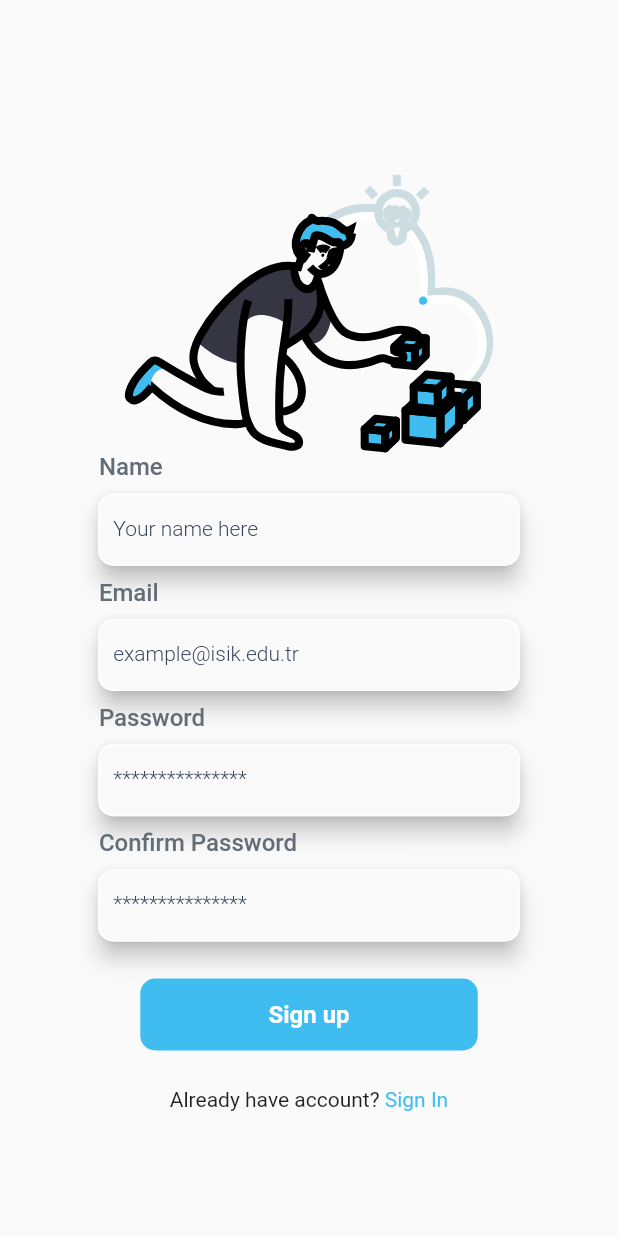
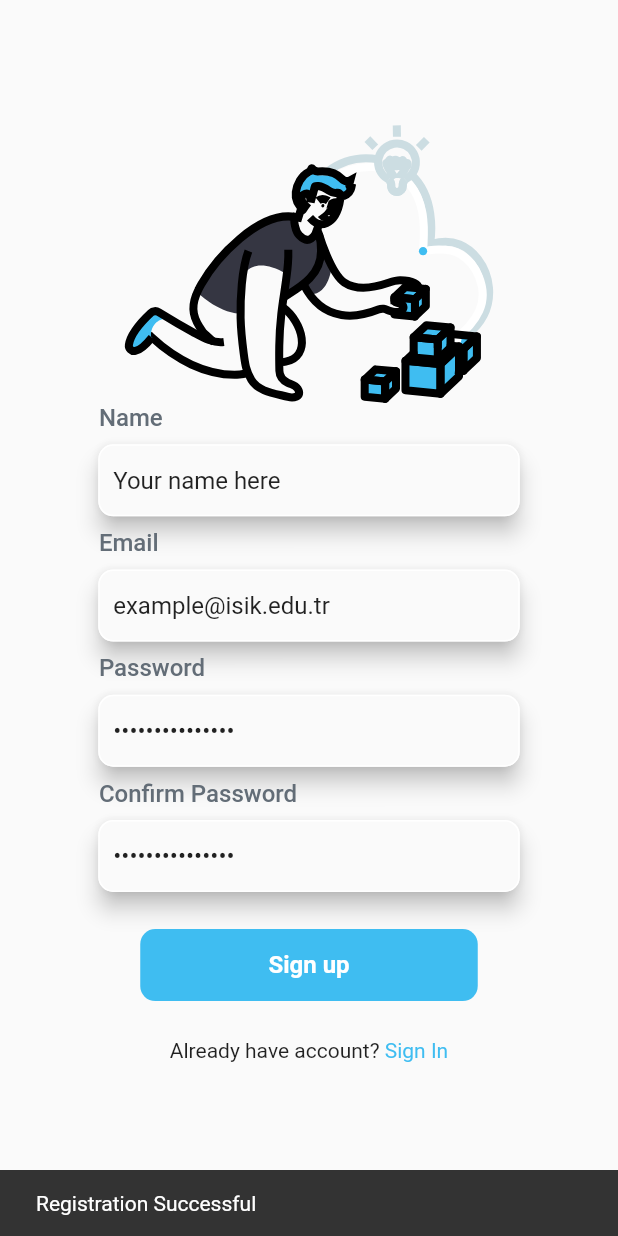
Before and after one commit to sercan45329/CampusGo, a Flutter app: the RegistrationPage screen opened by its route, after a tap on "Sign up", on a phone screen of 412 x 824 dp. Run offline on Flutter 3.47's test engine with Material 2 defaults, Android fonts, the phone set to English and light mode, and no system bars; our stand-ins replace cloud_firestore, firebase_auth, firebase_core, flutter_svg; accounts and stored records are empty; network calls fail.

Commit message:
Registration works now

```diff
--- a/campus_go/lib/presentation/pages/login_page.dart
+++ b/campus_go/lib/presentation/pages/login_page.dart
@@ -54,8 +54,8 @@ class _LoginPageState extends State<LoginPage> {
             Padding(
                 padding: EdgeInsets.symmetric(
                     horizontal: context.screenWidth * 0.159),
-                child:
-                    textFormField('example@isik.edu.tr', mailTextController)),
+                child: textFormField(
+                    'example@isik.edu.tr', mailTextController, false)),
             myHeightSizedBox,
             Row(
               children: [
@@ -71,8 +71,8 @@ class _LoginPageState extends State<LoginPage> {
             Padding(
                 padding: EdgeInsets.symmetric(
                     horizontal: context.screenWidth * 0.159),
-                child:
-                    textFormField('***************', passwordTextController)),
+                child: textFormField(
+                    '***************', passwordTextController, true)),
             SizedBox(
               height: context.screenHeight * 0.030,
             ),
@@ -86,7 +86,8 @@ class _LoginPageState extends State<LoginPage> {
                 const Text("Don't have account? "),
                 GestureDetector(
                   onTap: () {
-                    Navigator.pushNamed(context, "/RegistrationPage");
+                    Navigator.pushReplacementNamed(
+                        context, "/RegistrationPage");
                   },
                   child: Text('Sign Up',
                       style:
@@ -108,11 +109,13 @@ class _LoginPageState extends State<LoginPage> {
     );
   }
 
-  Material textFormField(String label, TextEditingController controller) {
+  Material textFormField(
+      String label, TextEditingController controller, bool obscureText) {
     return Material(
       elevation: 6,
       borderRadius: BorderRadius.circular(10),
       child: TextFormField(
+        obscureText: obscureText,
         validator: (value) {
           if (value!.isEmpty) {
             return "Fill the blank";
@@ -147,7 +150,7 @@ class _LoginPageState extends State<LoginPage> {
         if (formkey.currentState!.validate()) {
           var result = await AuthService()
               .login(mailTextController.text, passwordTextController.text);
-          if (result == 'Login Successful') {
+          if (result == 'Login Successful' && context.mounted) {
             Navigator.pushNamed(context, "/HomePage");
           }
           ScaffoldMessenger.of(context)
--- a/campus_go/lib/presentation/pages/registration_page.dart
+++ b/campus_go/lib/presentation/pages/registration_page.dart
@@ -1,5 +1,6 @@
 import 'package:campus_go/data/constants/my_colors.dart';
 import 'package:campus_go/data/constants/phone_screen.dart';
+import 'package:campus_go/service/auth_service.dart';
 import 'package:campus_go/widgets/registration_page_widgets/register_pic.dart';
 import 'package:campus_go/widgets/registration_page_widgets/register_text.dart';
 import 'package:flutter/material.dart';
@@ -16,6 +17,17 @@ class _RegistrationPageState extends State<RegistrationPage> {
   final mailTextController = TextEditingController();
   final passwordTextController = TextEditingController();
   final repasswordTextController = TextEditingController();
+  final formkey = GlobalKey<FormState>();
+  int counter = 0;
+  @override
+  void initState() {
+    super.initState();
+    nameTextController.text = 'Your name here';
+    mailTextController.text = 'example@isik.edu.tr';
+    passwordTextController.text = '***************';
+    repasswordTextController.text = '***************';
+  }
+
   @override
   Widget build(BuildContext context) {
     final myHeightSizedBox = SizedBox(
@@ -24,7 +36,9 @@ class _RegistrationPageState extends State<RegistrationPage> {
 
     return Scaffold(
       resizeToAvoidBottomInset: false,
-      body: Column(
+      body: Form(
+        key: formkey,
+        child: Column(
           mainAxisAlignment: MainAxisAlignment.start,
           children: [
             const RegisterPic(),
@@ -42,7 +56,7 @@ class _RegistrationPageState extends State<RegistrationPage> {
             Padding(
               padding:
                   EdgeInsets.symmetric(horizontal: context.screenWidth * 0.159),
-            child: textFormField('Your name here', nameTextController),
+              child: textFormField('Your name here', nameTextController, false),
             ),
             myHeightSizedBox,
             Row(
@@ -57,9 +71,10 @@ class _RegistrationPageState extends State<RegistrationPage> {
             ),
             myHeightSizedBox,
             Padding(
-              padding:
-                  EdgeInsets.symmetric(horizontal: context.screenWidth * 0.159),
-              child: textFormField('example@isik.edu.tr', mailTextController)),
+                padding: EdgeInsets.symmetric(
+                    horizontal: context.screenWidth * 0.159),
+                child: textFormField(
+                    'example@isik.edu.tr', mailTextController, false)),
             myHeightSizedBox,
             Row(
               children: [
@@ -73,9 +88,10 @@ class _RegistrationPageState extends State<RegistrationPage> {
             ),
             myHeightSizedBox,
             Padding(
-              padding:
-                  EdgeInsets.symmetric(horizontal: context.screenWidth * 0.159),
-              child: textFormField('***************', passwordTextController)),
+                padding: EdgeInsets.symmetric(
+                    horizontal: context.screenWidth * 0.159),
+                child: textFormField(
+                    '***************', passwordTextController, true)),
             myHeightSizedBox,
             Row(
               children: [
@@ -89,10 +105,10 @@ class _RegistrationPageState extends State<RegistrationPage> {
             ),
             myHeightSizedBox,
             Padding(
-              padding:
-                  EdgeInsets.symmetric(horizontal: context.screenWidth * 0.159),
-              child:
-                  textFormField('***************', repasswordTextController)),
+                padding: EdgeInsets.symmetric(
+                    horizontal: context.screenWidth * 0.159),
+                child: textFormField(
+                    '***************', repasswordTextController, true)),
             SizedBox(
               height: context.screenHeight * 0.030,
             ),
@@ -104,20 +120,39 @@ class _RegistrationPageState extends State<RegistrationPage> {
               mainAxisAlignment: MainAxisAlignment.center,
               children: [
                 const Text("Already have account? "),
-              Text('Sign In',
-                  style: TextStyle(color: MyColors.applicationMustUsedBlue))
+                GestureDetector(
+                  onTap: () {
+                    Navigator.pushReplacementNamed(context, "/LoginPage");
+                  },
+                  child: Text('Sign In',
+                      style:
+                          TextStyle(color: MyColors.applicationMustUsedBlue)),
+                )
               ],
             )
           ],
         ),
+      ),
     );
   }
 
-  Material textFormField(String label, TextEditingController controller) {
+  Material textFormField(
+      String label, TextEditingController controller, bool obscureText) {
     return Material(
       elevation: 6,
       borderRadius: BorderRadius.circular(10),
-      child: TextField(
+      child: TextFormField(
+        obscureText: obscureText,
+        validator: (value) {
+          if (value!.isEmpty) {
+            return "Fill the blank";
+          }
+        },
+        onTap: () {
+          if (controller.text == label) {
+            controller.clear();
+          }
+        },
         controller: controller,
         decoration: InputDecoration(
           focusedBorder: const UnderlineInputBorder(
@@ -127,7 +162,6 @@ class _RegistrationPageState extends State<RegistrationPage> {
               color: Color.fromRGBO(54, 67, 86, 1),
               fontSize: 14,
               fontWeight: FontWeight.w300),
-          labelText: label,
           enabledBorder: OutlineInputBorder(
               borderSide: const BorderSide(color: Colors.white),
               borderRadius: BorderRadius.circular(10)),
@@ -139,7 +173,20 @@ class _RegistrationPageState extends State<RegistrationPage> {
 
   InkWell registerSignUp() {
     return InkWell(
-      onTap: () {},
+      onTap: () async {
+        if (formkey.currentState!.validate()) {
+          var result = await AuthService().register(
+              nameTextController.text,
+              mailTextController.text,
+              passwordTextController.text,
+              repasswordTextController.text);
+          if (result == 'Login Successful' && context.mounted) {
+            Navigator.pushNamed(context, "/HomePage");
+          }
+          ScaffoldMessenger.of(context)
+              .showSnackBar(SnackBar(content: Text(result!)));
+        }
+      },
       child: Container(
         decoration: BoxDecoration(
           borderRadius: BorderRadius.circular(10),
--- a/campus_go/lib/service/auth_service.dart
+++ b/campus_go/lib/service/auth_service.dart
@@ -1,13 +1,12 @@
+import 'package:cloud_firestore/cloud_firestore.dart';
 import 'package:firebase_auth/firebase_auth.dart';
 
 class AuthService {
   final FirebaseAuth _auth = FirebaseAuth.instance;
+  final FirebaseFirestore _firestore = FirebaseFirestore.instance;
 
   Future<String?> login(String email, String password) async {
     try {
-      if (!email.contains("@edu.com.tr")) {
-        return "Only students can login";
-      }
       await _auth.signInWithEmailAndPassword(email: email, password: password);
       return "Login Successful";
     } on FirebaseAuthException catch (e) {
@@ -25,5 +24,36 @@ class AuthService {
     return "Something went wrong";
   }
 
-  register() {}
+  Future<String?> register(
+      String name, String mail, String password, String repassword) async {
+    if (repassword != password) {
+      return "Passwords do not match!";
+    }
+
+    try {
+      UserCredential credential = await _auth.createUserWithEmailAndPassword(
+          email: mail, password: password);
+      try {
+        await _firestore.collection("users").add({
+          "email": mail,
+          "password": password,
+          "userID": credential.user!.uid,
+        });
+      } on FirebaseAuthException catch (e) {
+        print(e.code);
+      }
+    } on FirebaseAuthException catch (e) {
+      switch (e.code) {
+        case "email-already-in-use":
+          return "Email is already in use";
+        case "invalid-email":
+          return "Invalid Email";
+        case "operation-not-allowed":
+          return "Something went wrong";
+        case "weak-password":
+          return "Weak Password";
+      }
+    }
+    return "Registration Successful";
+  }
 }
--- a/campus_go/lib/widgets/registration_page_widgets/register_pic.dart
+++ b/campus_go/lib/widgets/registration_page_widgets/register_pic.dart
@@ -8,7 +8,7 @@ class RegisterPic extends StatelessWidget {
   @override
   Widget build(BuildContext context) {
     return Container(
-      margin: EdgeInsets.only(top: context.screenHeight * .14),
+      margin: EdgeInsets.only(top: context.screenHeight * .10),
       child: SvgPicture.asset(
         'assets/images/register_page_pic.svg',
         width: context.screenWidth * .6,
--- a/campus_go/pubspec.yaml
+++ b/campus_go/pubspec.yaml
@@ -7,8 +7,10 @@ environment:
   sdk: '>=2.19.1 <3.0.0'
 
 dependencies:
+  cloud_firestore: ^4.7.1
   firebase_auth: ^4.6.1
   firebase_core: ^2.13.0
+  firebase_storage: ^11.2.1
   flutter:
     sdk: flutter
 
```
Also changed, not shown: campus_go/pubspec.lock, 5 other files. Lines whose indentation alone changed are shown as unchanged.
